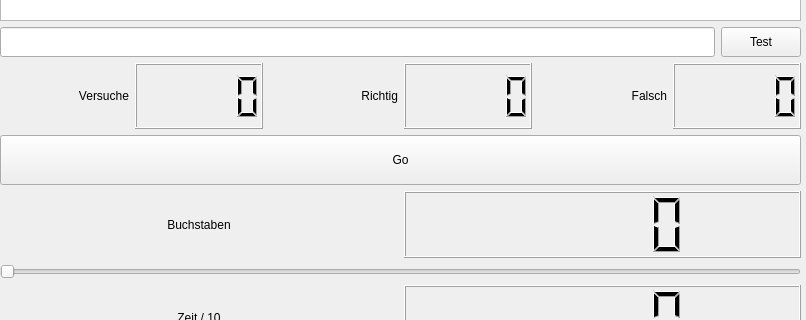
Old version of the form src/mainwindow.ui in the repository geobra/quicksee; both pictures show x 0 to 806 and y 179 to 499 of the 806 by 603 pixel window.
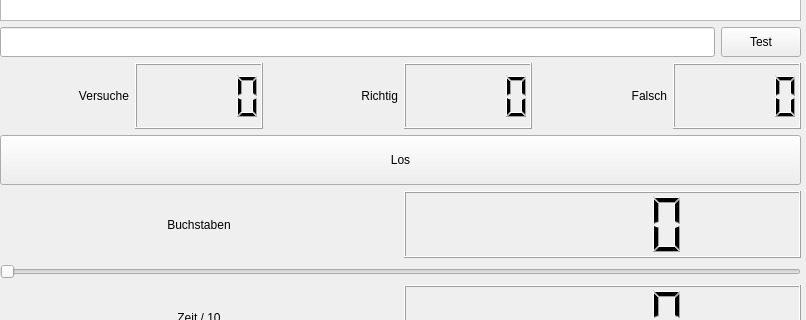
New version of the form.

Commit message: display original text with visual feedback

Diff of the .ui file:
```diff
--- a/src/mainwindow.ui
+++ b/src/mainwindow.ui
@@ -148,7 +148,7 @@
         <bool>false</bool>
        </property>
        <property name="text">
-        <string>Go</string>
+        <string>Los</string>
        </property>
       </widget>
      </item>
```
Left out of the diff: 2 changed lines with no effect on the pictures. The commit also changes 1 other file.
